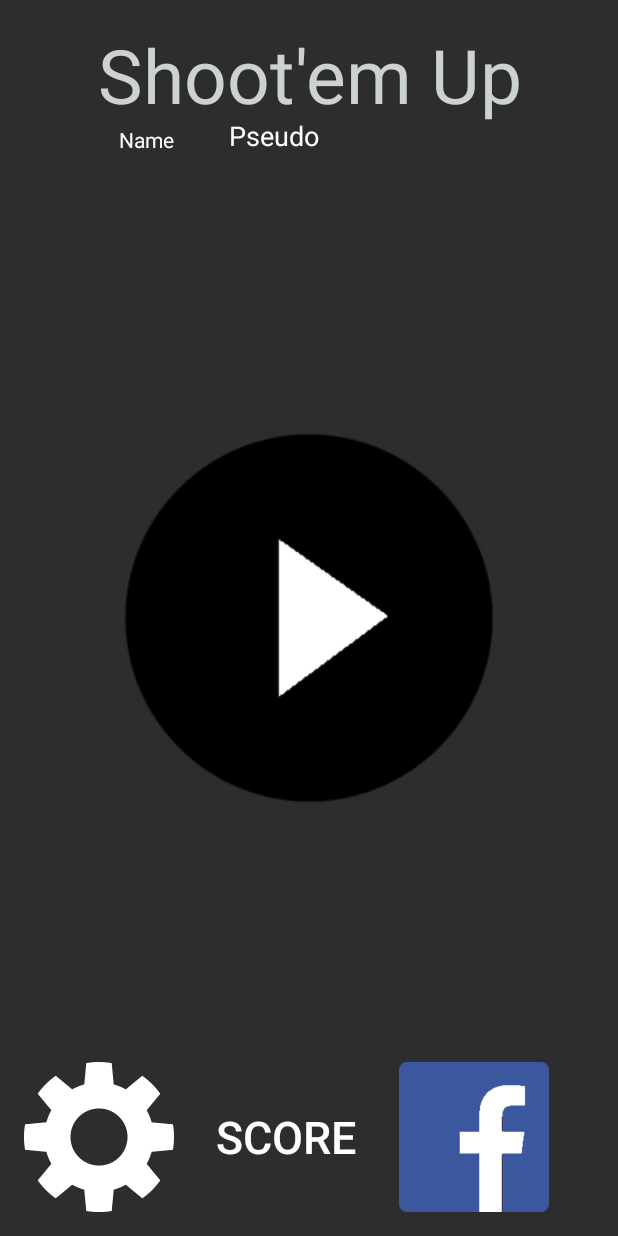
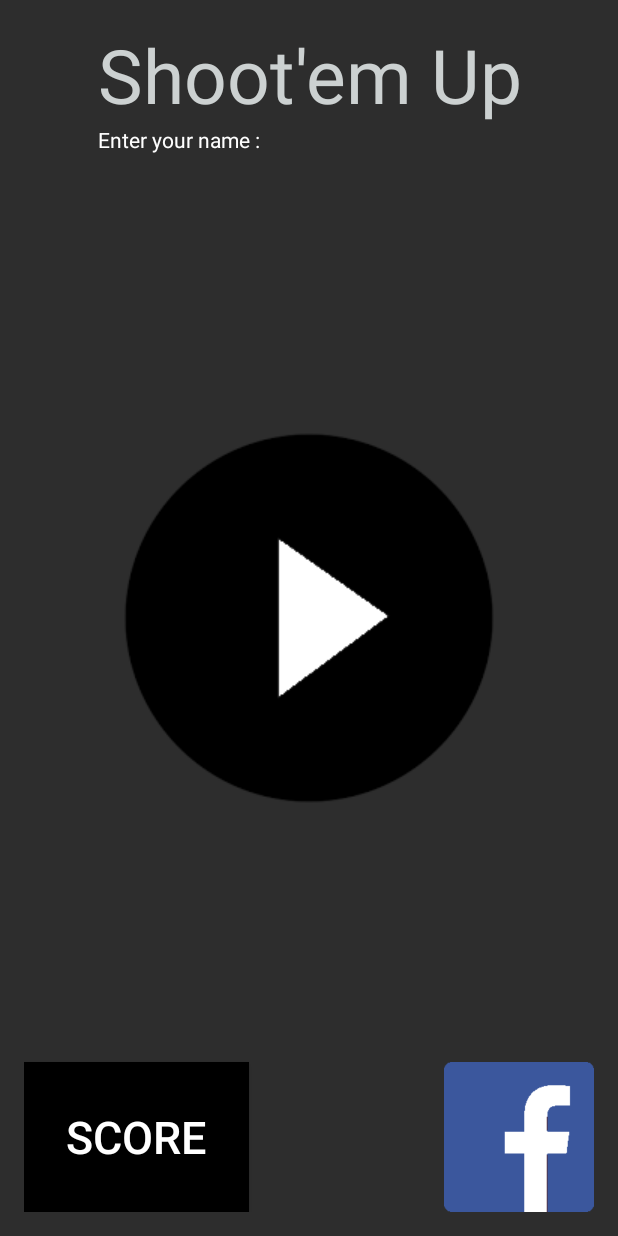
Before and after one commit to nchabalier/ShootemUp, an Android app: the screen it shows after launch (MainActivity), on a phone screen of 412 x 824 dp. Run offline under Robolectric (Android 15) with nearby library versions, the phone set to English and light mode, and no system bars.

Commit message:
Minor push.

```diff
--- a/app/src/main/java/com/example/nicolas/shootemup/GameActivity.java
+++ b/app/src/main/java/com/example/nicolas/shootemup/GameActivity.java
@@ -2,6 +2,7 @@ package com.example.nicolas.shootemup;
 
 import android.app.Activity;
 import android.content.Intent;
+import android.content.pm.ActivityInfo;
 import android.os.Bundle;
 
 
@@ -16,6 +17,7 @@ public class GameActivity extends Activity{
     @Override
     protected void onCreate(Bundle savedInstanceState) {
         super.onCreate(savedInstanceState);
+        setRequestedOrientation (ActivityInfo.SCREEN_ORIENTATION_PORTRAIT);
         //setContentView(movingBackground);
         gameView = new GameView(this);
         setContentView(gameView);
--- a/app/src/main/java/com/example/nicolas/shootemup/MainActivity.java
+++ b/app/src/main/java/com/example/nicolas/shootemup/MainActivity.java
@@ -3,6 +3,7 @@ package com.example.nicolas.shootemup;
 import android.app.Activity;
 import android.content.Intent;
 import android.content.SharedPreferences;
+import android.content.pm.ActivityInfo;
 import android.net.Uri;
 import android.preference.PreferenceManager;
 import android.support.v7.app.AppCompatActivity;
@@ -16,7 +17,7 @@ import java.util.List;
 
 public class MainActivity extends Activity {
 
-    private ImageButton buttonOptions;
+    //private ImageButton buttonOptions;
     private ImageButton buttonUpdgrade;
     private Button buttonScore;
     private ImageButton buttonFacebook;
@@ -25,6 +26,8 @@ public class MainActivity extends Activity {
     @Override
     protected void onCreate(Bundle savedInstanceState) {
         super.onCreate(savedInstanceState);
+
+        setRequestedOrientation (ActivityInfo.SCREEN_ORIENTATION_PORTRAIT);
         setContentView(R.layout.activity_main);
 
         //Created score board data base if not exist
@@ -45,14 +48,14 @@ public class MainActivity extends Activity {
             }
         });
 
-        buttonOptions = (ImageButton) findViewById(R.id.buttonOptions);
+/*        buttonOptions = (ImageButton) findViewById(R.id.buttonOptions);
         buttonOptions.setOnClickListener(new View.OnClickListener() {
             @Override
             public void onClick(View v) {
                 Intent optionsActivityIntent = new Intent(MainActivity.this, OptionsActivity.class);
                 startActivity(optionsActivityIntent);
             }
-        });
+        });*/
 
         buttonUpdgrade = (ImageButton) findViewById(R.id.buttonUpgrade);
         buttonUpdgrade.setOnClickListener(new View.OnClickListener() {
--- a/app/src/main/java/com/example/nicolas/shootemup/OptionsActivity.java
+++ b/app/src/main/java/com/example/nicolas/shootemup/OptionsActivity.java
@@ -2,6 +2,7 @@ package com.example.nicolas.shootemup;
 
 import android.app.Activity;
 import android.content.Intent;
+import android.content.pm.ActivityInfo;
 import android.os.Bundle;
 import android.view.View;
 import android.widget.Button;
@@ -19,6 +20,8 @@ public class OptionsActivity extends Activity {
     @Override
     protected void onCreate(Bundle savedInstanceState) {
         super.onCreate(savedInstanceState);
+
+        setRequestedOrientation (ActivityInfo.SCREEN_ORIENTATION_PORTRAIT);
         setContentView(R.layout.activity_options);
 
         // Intent which launched the options activity
--- a/app/src/main/java/com/example/nicolas/shootemup/ScoreBoardActivity.java
+++ b/app/src/main/java/com/example/nicolas/shootemup/ScoreBoardActivity.java
@@ -3,6 +3,7 @@ package com.example.nicolas.shootemup;
 
 import android.app.Activity;
 import android.app.ListActivity;
+import android.content.pm.ActivityInfo;
 import android.os.Bundle;
 import android.view.View;
 import android.widget.AdapterView;
@@ -27,6 +28,8 @@ public class ScoreBoardActivity extends Activity {
     @Override
     protected void onCreate(Bundle savedInstanceState) {
         super.onCreate(savedInstanceState);
+
+        setRequestedOrientation (ActivityInfo.SCREEN_ORIENTATION_PORTRAIT);
         setContentView(R.layout.activity_score);
 
         listView = (ListView) findViewById(R.id.scoreListView);
--- a/app/src/main/java/com/example/nicolas/shootemup/StoreActivity.java
+++ b/app/src/main/java/com/example/nicolas/shootemup/StoreActivity.java
@@ -1,6 +1,7 @@
 package com.example.nicolas.shootemup;
 
 import android.app.Activity;
+import android.content.pm.ActivityInfo;
 import android.os.Bundle;
 import android.view.View;
 import android.widget.Button;
@@ -17,6 +18,8 @@ public class StoreActivity extends Activity{
     @Override
     protected void onCreate(Bundle savedInstanceState) {
         super.onCreate(savedInstanceState);
+
+        setRequestedOrientation (ActivityInfo.SCREEN_ORIENTATION_PORTRAIT);
         setContentView(R.layout.activity_store);
 
 
--- a/app/src/main/java/com/example/nicolas/shootemup/UpgradeActivity.java
+++ b/app/src/main/java/com/example/nicolas/shootemup/UpgradeActivity.java
@@ -2,6 +2,7 @@ package com.example.nicolas.shootemup;
 
 import android.app.Activity;
 import android.content.Intent;
+import android.content.pm.ActivityInfo;
 import android.os.Bundle;
 import android.view.View;
 import android.widget.Button;
@@ -24,6 +25,8 @@ public class UpgradeActivity extends Activity{
     @Override
     protected void onCreate(Bundle savedInstanceState) {
         super.onCreate(savedInstanceState);
+
+        setRequestedOrientation (ActivityInfo.SCREEN_ORIENTATION_PORTRAIT);
         setContentView(R.layout.activity_upgrade);
 
         buttonReturn = (ImageButton) findViewById(R.id.buttonReturn);
--- a/app/src/main/res/layout/activity_main.xml
+++ b/app/src/main/res/layout/activity_main.xml
@@ -12,14 +12,14 @@
 
     tools:context="com.example.nicolas.shootemup.MainActivity">
 
-    <ImageButton
+    <!--<ImageButton
         android:text="Options"
         android:layout_width="100sp"
         android:layout_height="100sp"
         android:id="@+id/buttonOptions"
         android:background="@drawable/option_button2"
         android:layout_alignParentBottom="true"
-        android:layout_alignParentLeft="true" />
+        android:layout_alignParentLeft="true" />-->
 
     <Button
         android:text="Score"
@@ -29,17 +29,8 @@
         android:textSize="30sp"
         android:textColor="@color/White"
         android:layout_alignParentBottom="true"
-        android:layout_toRightOf="@+id/buttonOptions"
-        android:background="@android:color/transparent"/>
-
-    <ImageButton
-        android:text="Facebook"
-        android:layout_width="100sp"
-        android:layout_height="100sp"
-        android:background="@drawable/facebook_button"
-        android:id="@+id/buttonFacebook"
-        android:layout_alignParentBottom="true"
-        android:layout_toRightOf="@+id/buttonScore" />
+        android:layout_alignParentLeft="true"
+        android:background="@android:color/black"/>
 
     <ImageButton
         android:text="Play"
@@ -64,24 +55,34 @@
         android:layout_alignParentRight="true" />
 
     <TextView
-        android:text="Name"
+        android:text="Enter your name : "
         android:layout_width="wrap_content"
         android:layout_height="wrap_content"
         android:layout_below="@+id/textView7"
-        android:layout_toLeftOf="@+id/buttonScore"
+        android:layout_alignParentLeft="true"
         android:textColor="@color/White"
-        android:id="@+id/textView8" />
+        android:ems="10"
+        android:gravity="right"
+        android:id="@+id/textView8"/>
+
+    <ImageButton
+        android:text="Facebook"
+        android:layout_width="100sp"
+        android:layout_height="100sp"
+        android:background="@drawable/facebook_button"
+        android:id="@+id/buttonFacebook"
+        android:layout_alignParentBottom="true"
+        android:layout_alignParentRight="true" />
 
     <EditText
         android:layout_width="wrap_content"
         android:layout_height="wrap_content"
         android:inputType="textPersonName"
-        android:text="Pseudo"
+        android:text="Player"
         android:ems="10"
         android:id="@+id/editPseudo"
         android:textColor="@color/White"
         android:background="#2D2D2D"
-        android:layout_below="@+id/textView7"
-        android:layout_alignRight="@+id/buttonFacebook"
-        android:layout_alignBottom="@+id/textView8"/>
+        android:layout_toLeftOf="@id/textView8"
+        android:layout_alignParentRight="@id/textView8"/>
 </RelativeLayout>
```
Also changed, not shown: app/src/main/res/drawable/spacestation.png.
